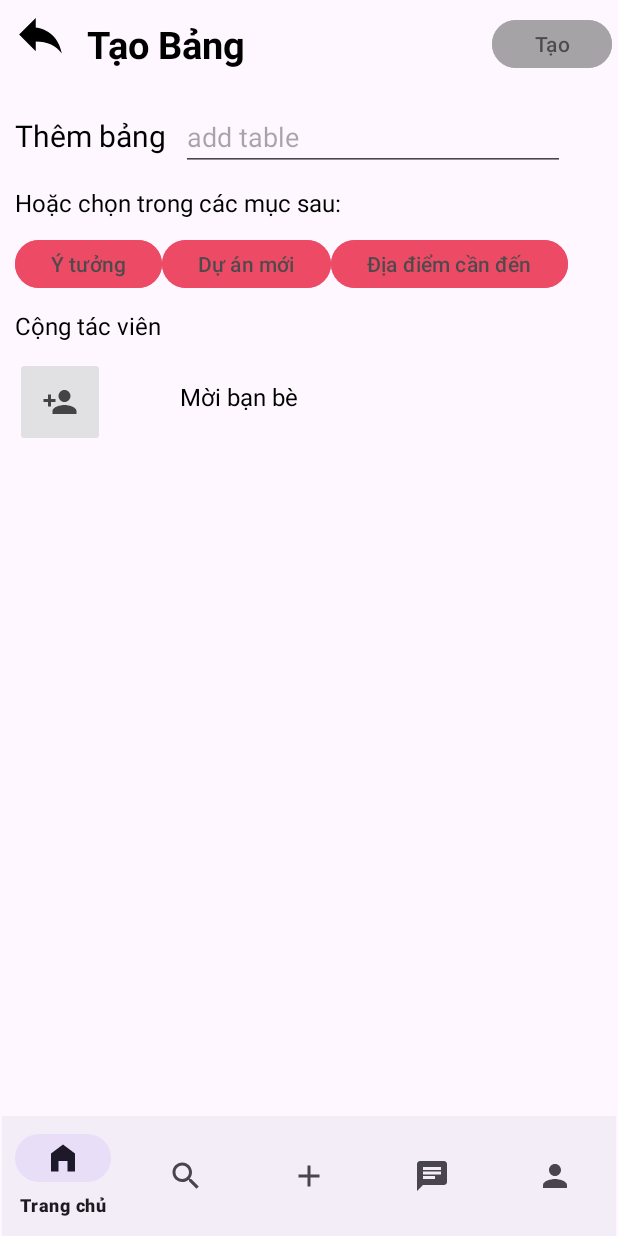
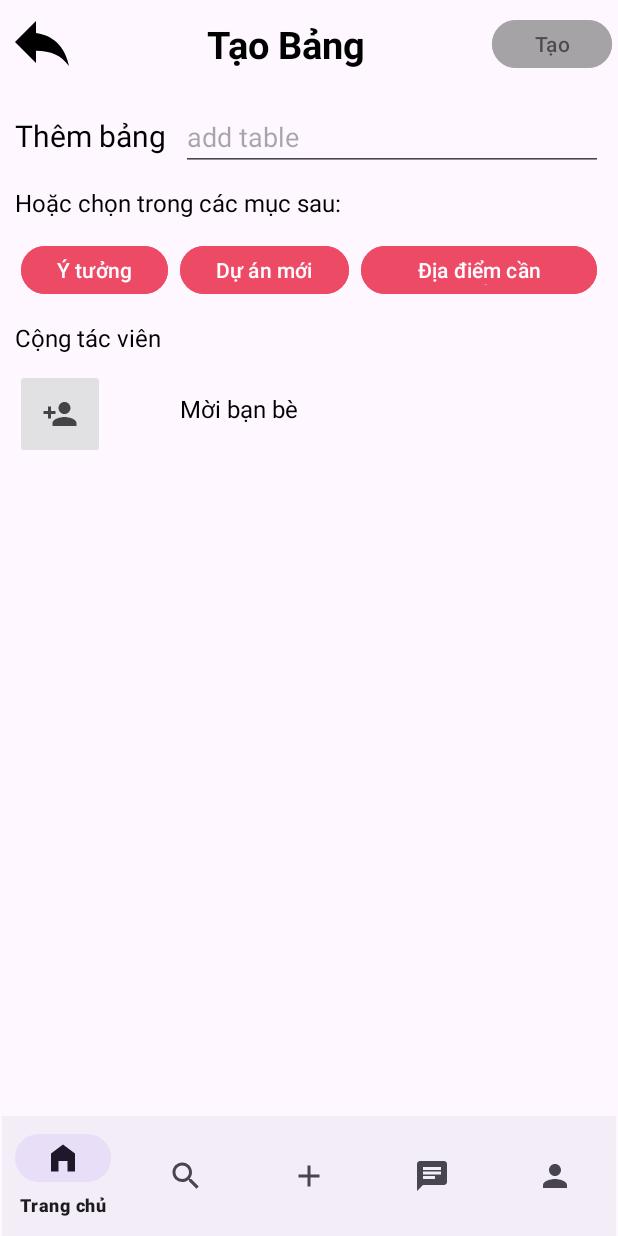
Before and after one commit to phanmanhphu1402/SnapGrid, an Android app: the fragment AddPostFragment placed in its activity, on a phone screen of 412 x 824 dp. Run offline under Robolectric (Android 15) with nearby library versions, the phone set to English and light mode, and no system bars.

Commit message:
update add post

```diff
--- a/app/src/main/res/layout/fragment_add_post.xml
+++ b/app/src/main/res/layout/fragment_add_post.xml
@@ -11,31 +11,34 @@
         android:layout_width="match_parent"
         android:layout_height="wrap_content"
         android:orientation="horizontal"
+        android:weightSum="3"
         android:padding="4dp">
 
 
         <ImageView
             android:id="@+id/cancel"
-            android:layout_width="46dp"
-            android:layout_height="38dp"
+            android:layout_width="48dp"
+            android:layout_height="48dp"
+            android:layout_weight="0"
             android:src="@drawable/baseline_reply_24" />
 
         <TextView
             android:id="@+id/createText"
-            android:layout_width="wrap_content"
+            android:layout_width="0dp"
             android:layout_height="wrap_content"
-            android:layout_weight="1"
+            android:layout_weight="3"
             android:padding="8dp"
             android:text="Tạo Bảng"
-            android:textAlignment="viewStart"
             android:textColor="@color/black"
             android:textSize="25sp"
             android:textStyle="bold"
+            android:gravity="center"
             tools:textAlignment="center" />
 
         <Button
             android:id="@+id/mybutton_id"
             style="?android:actionModeBackground"
+            android:layout_weight="0"
             android:layout_width="80dp"
             android:layout_height="40dp"
             android:layout_gravity="center_vertical"
@@ -63,7 +66,7 @@
             android:textSize="20sp" />
 
         <EditText
-            android:layout_width="256dp"
+            android:layout_width="match_parent"
             android:layout_height="wrap_content"
             android:layout_marginLeft="10dp"
             android:hint="add table" />
@@ -85,19 +88,20 @@
         android:layout_width="match_parent"
         android:layout_height="wrap_content"
         android:orientation="horizontal"
+        android:weightSum="3"
         android:padding="10dp">
-
-
         <Button
             android:id="@+id/button1"
             style="?android:actionModeBackground"
             android:layout_width="wrap_content"
             android:layout_height="40dp"
             android:layout_gravity="center_vertical"
+            android:layout_weight="1"
             android:alpha="0.7"
             android:backgroundTint="@color/primary_color"
             android:text="Ý tưởng"
-            android:textColor="@color/black" />
+            android:layout_margin="4dp"
+            android:textColor="@color/white" />
 
         <Button
             android:id="@+id/button2"
@@ -106,20 +110,24 @@
             android:layout_height="40dp"
             android:layout_gravity="center_vertical"
             android:alpha="0.7"
+            android:layout_weight="1"
             android:backgroundTint="@color/primary_color"
             android:text="Dự án mới"
-            android:textColor="@color/black" />
+            android:layout_margin="4dp"
+            android:textColor="@color/white" />
 
-        <Button
+        z<Button
             android:id="@+id/button3"
             style="?android:actionModeBackground"
             android:layout_width="wrap_content"
             android:layout_height="40dp"
+        android:layout_weight="1"
             android:layout_gravity="center_vertical"
             android:alpha="0.7"
             android:backgroundTint="@color/primary_color"
             android:text="Địa điểm cần đến"
-            android:textColor="@color/black" />
+        android:layout_margin="4dp"
+            android:textColor="@color/white" />
 
 
     </LinearLayout>
```
